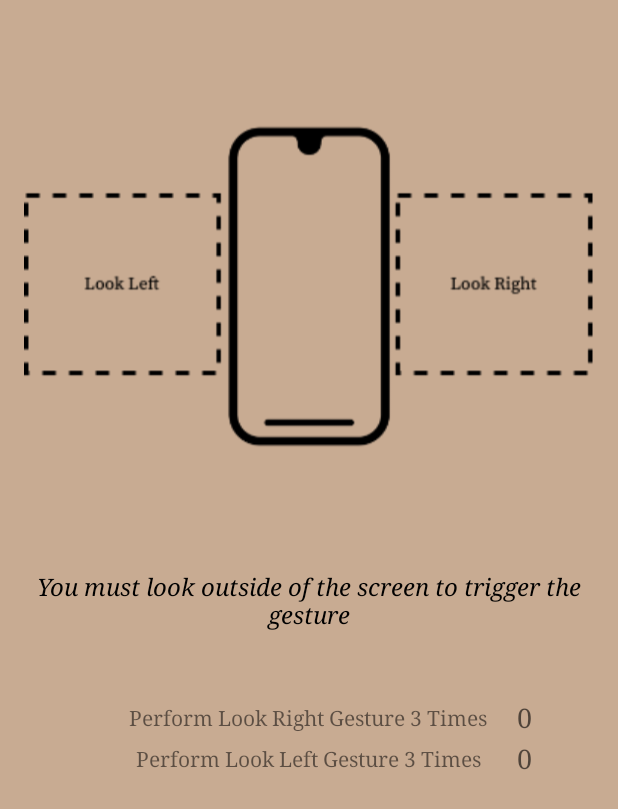
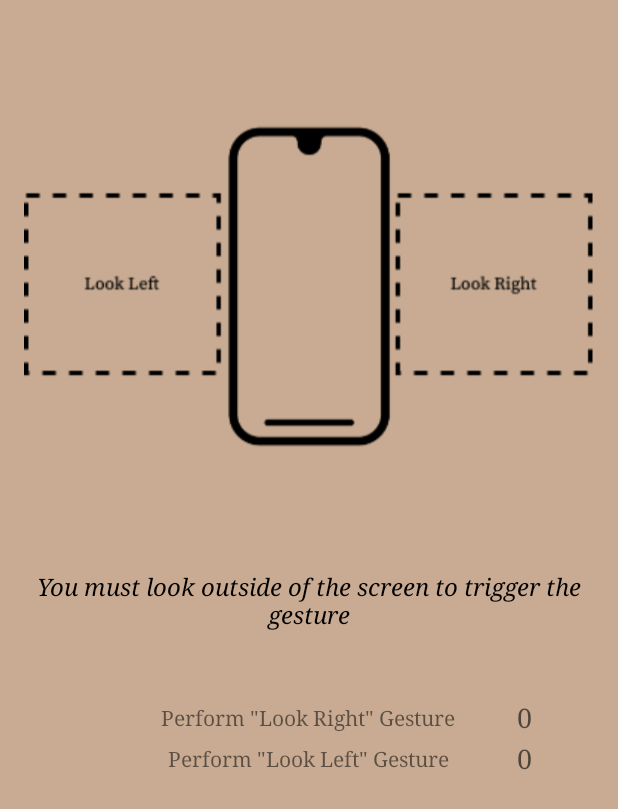
Before and after one commit to raymondb-dev/eyeturner-backup, an Android app: the screen it shows after launch (MainActivity), on a phone screen of 412 x 824 dp. Shown: the top 809 px of the screen. Run offline under Robolectric (Android 15) with nearby library versions, the phone set to English and light mode, and no system bars; our stand-ins replace navigation-ui; libraries missing offline, so code that uses them is left out: camp.visual.gazetracker, com.github.mertakdut; 8 statements that could not run were skipped.

Commit message:
1st Draft commit

```diff
--- a/EyeTurner/app/src/main/res/values/strings.xml
+++ b/EyeTurner/app/src/main/res/values/strings.xml
@@ -21,8 +21,8 @@
 
     <!-- Tutorial Text -->
     <string name="look_outside_text">You must look outside of the screen to trigger the gesture</string>
-    <string name="perform_look_left_text">Perform "Look Left" Gesture 3 Times</string>
-    <string name="perform_look_right_text">Perform "Look Right" Gesture 3 Times</string>
+    <string name="perform_look_left_text">Perform \"Look Left\" Gesture</string>
+    <string name="perform_look_right_text">Perform \"Look Right\" Gesture</string>
     <string name="performed_quot_look_down_quot_gesture_x_3">Performed \"Look Down\" Gesture x 3</string>
     <string name="performed_quot_look_up_quot_gesture_x_3">Performed \"Look Up\" Gesture x 3</string>
     <string name="perform_blink_text">Blink 3 Times</string>
```
